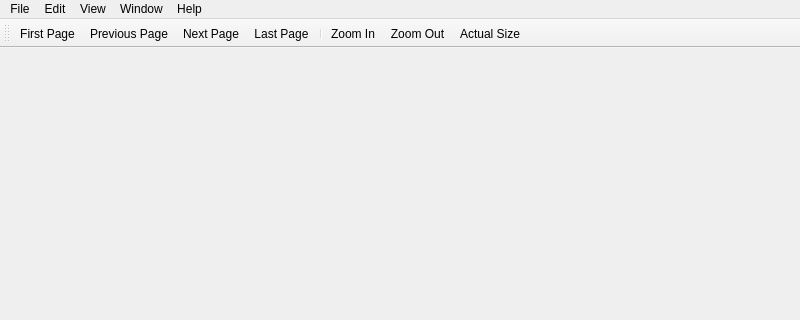
Above: PDFDocument.ui from Sharpie/TeXworks before the change; both pictures show x 0 to 800 and y 0 to 320 of the 800 by 600 pixel window. Below: the same form after it.
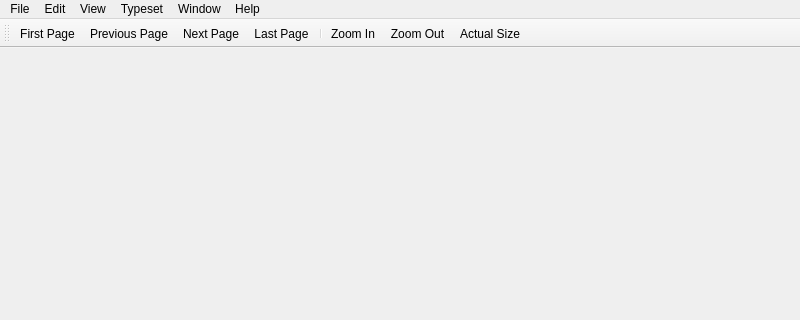
That is the form after the change. Icons and pictures are not drawn.

Commit message: name change, fixed recent-files menu, pdf fit-to-window, etc

The edit to the form file:
```diff
--- a/PDFDocument.ui
+++ b/PDFDocument.ui
@@ -72,9 +72,16 @@
      <string>Window</string>
     </property>
    </widget>
+   <widget class="QMenu" name="menuTypeset" >
+    <property name="title" >
+     <string>Typeset</string>
+    </property>
+    <addaction name="actionTypeset" />
+   </widget>
    <addaction name="menuFile" />
    <addaction name="menuEdit" />
    <addaction name="menuView" />
+   <addaction name="menuTypeset" />
    <addaction name="menuWindow" />
    <addaction name="menuHelp" />
   </widget>
```
Left out of the diff: 13 changed lines with no effect on the pictures. The commit also changes 11 other files.
